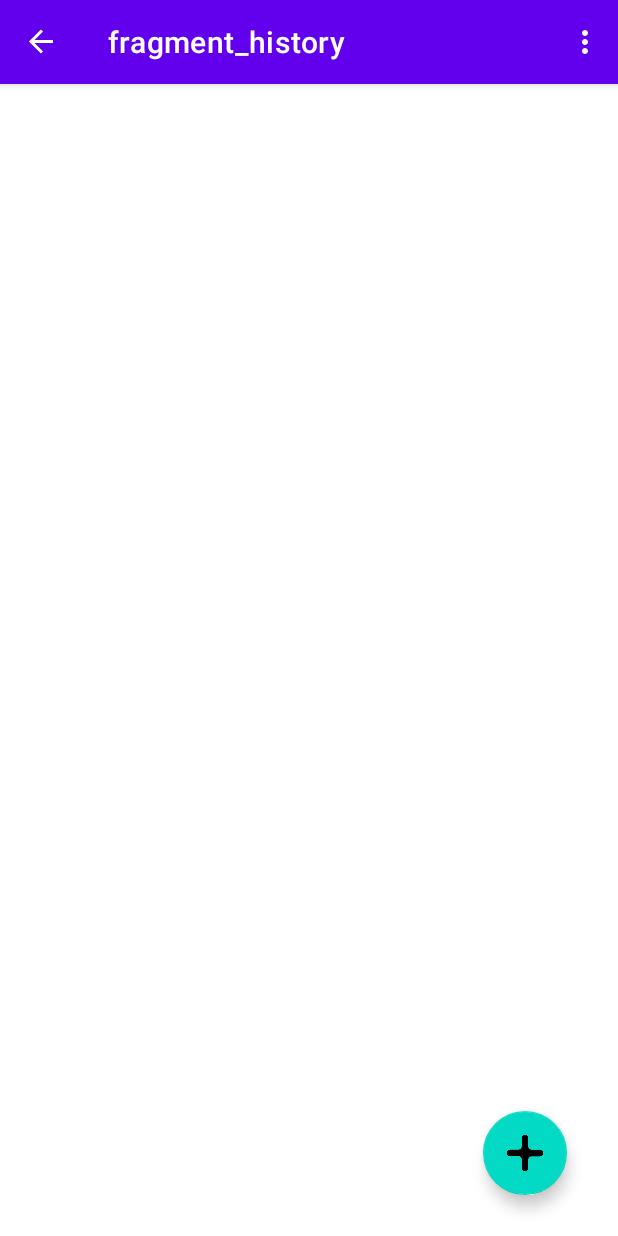
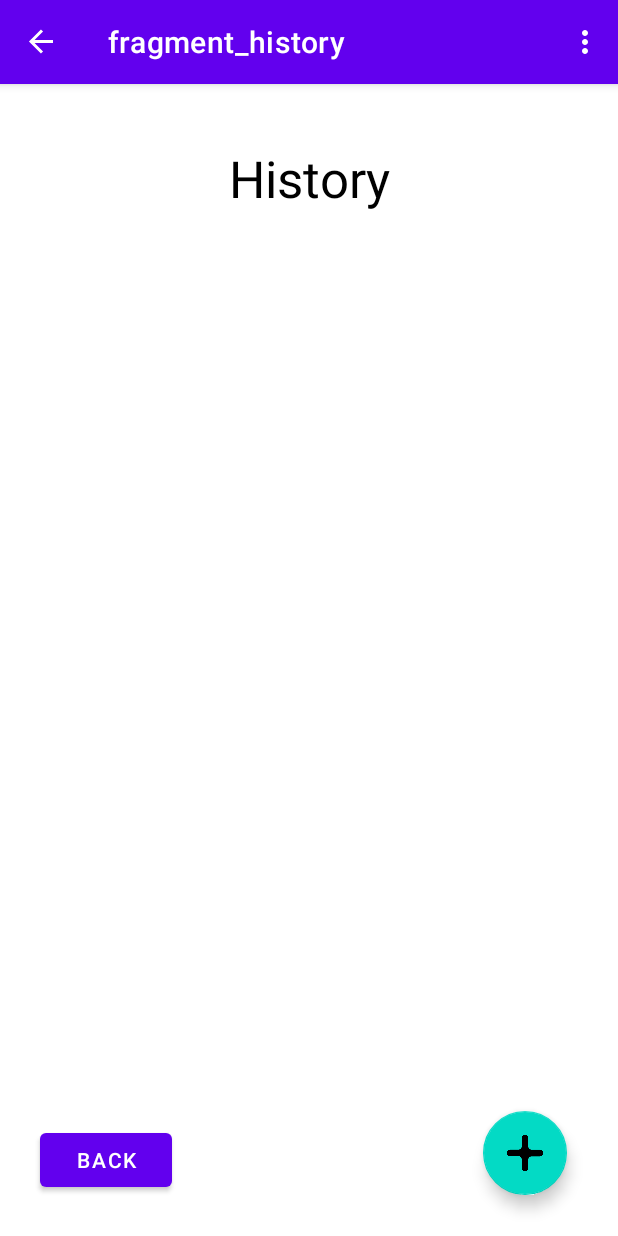
Before and after one commit to SumukhP-dev/MyMoneyTracker_App, an Android app: the screen it shows after launch (MainActivity), after a tap on "HISTORY", on a phone screen of 412 x 824 dp. Run offline under Robolectric (Android 15) with nearby library versions, the phone set to English and light mode, and no system bars; our stand-ins replace navigation-ui; Roboto replaces fonts that are not available here.

Commit message:
Added back buttons

```diff
--- a/app/src/main/java/com/example/mymoneytracker/ui/history/HistoryFragment.kt
+++ b/app/src/main/java/com/example/mymoneytracker/ui/history/HistoryFragment.kt
@@ -1,20 +1,23 @@
 package com.example.mymoneytracker.ui.history
 
-import android.app.AlertDialog
-import android.app.Dialog
-import androidx.lifecycle.ViewModelProvider
 import android.os.Bundle
-import androidx.fragment.app.Fragment
 import android.view.LayoutInflater
 import android.view.View
 import android.view.ViewGroup
-import android.widget.Button
-import androidx.fragment.app.DialogFragment
+import android.widget.BaseAdapter
+import android.widget.ListView
+import android.widget.TextView
+import androidx.fragment.app.Fragment
+import androidx.lifecycle.ViewModelProvider
 import androidx.navigation.fragment.findNavController
+import androidx.recyclerview.widget.RecyclerView
 import com.example.mymoneytracker.R
 import com.example.mymoneytracker.databinding.ActivityMainBinding
-import com.google.android.material.floatingactionbutton.FloatingActionButton
-import com.google.android.material.snackbar.Snackbar
+import com.example.mymoneytracker.databinding.FragmentHomeBinding
+import com.example.mymoneytracker.ui.home.HomeViewModel
+import java.security.AccessController.getContext
+import com.example.mymoneytracker.databinding.FragmentHistoryBinding
+
 
 class HistoryFragment : Fragment() {
 
@@ -23,15 +26,23 @@ class HistoryFragment : Fragment() {
     }
 
     private lateinit var viewModel: HistoryViewModel
-    private lateinit var binding: ActivityMainBinding
-
+    private var _binding: FragmentHistoryBinding? = null
+    private val binding get() = _binding!!
     override fun onCreateView(
-        inflater: LayoutInflater, container: ViewGroup?,
+        inflater: LayoutInflater,
+        container: ViewGroup?,
         savedInstanceState: Bundle?
     ): View? {
-        binding = ActivityMainBinding.inflate(layoutInflater)
-        return inflater.inflate(R.layout.fragment_history, container, false)
+        _binding = FragmentHistoryBinding.inflate(inflater, container, false)
+        val root: View = binding.root
+
+        binding.BackHistoryButton.setOnClickListener {
+            findNavController().navigate(R.id.action_historyFragment_to_nav_home)
+        }
+
+        return root
     }
+
 
     override fun onViewCreated(view: View, savedInstanceState: Bundle?) {
         super.onViewCreated(view, savedInstanceState)
--- a/app/src/main/res/layout/fragment_history.xml
+++ b/app/src/main/res/layout/fragment_history.xml
@@ -19,4 +19,28 @@
         app:layout_constraintStart_toStartOf="parent"
         app:layout_constraintTop_toTopOf="parent"
         app:layout_constraintVertical_bias="0.962" />
+
+    <TextView
+        android:id="@+id/textView8"
+        android:layout_width="wrap_content"
+        android:layout_height="wrap_content"
+        android:layout_marginTop="40dp"
+        android:text="History"
+        android:textColor="#000000"
+        android:textSize="34sp"
+        app:layout_constraintEnd_toEndOf="parent"
+        app:layout_constraintStart_toStartOf="parent"
+        app:layout_constraintTop_toTopOf="parent" />
+
+    <Button
+        android:id="@+id/BackHistoryButton"
+        android:layout_width="wrap_content"
+        android:layout_height="wrap_content"
+        android:text="Back"
+        app:layout_constraintBottom_toBottomOf="parent"
+        app:layout_constraintEnd_toStartOf="@+id/addFAB"
+        app:layout_constraintHorizontal_bias="0.115"
+        app:layout_constraintStart_toStartOf="parent"
+        app:layout_constraintTop_toTopOf="parent"
+        app:layout_constraintVertical_bias="0.963" />
 </androidx.constraintlayout.widget.ConstraintLayout>
--- /dev/null
+++ b/app/src/main/res/layout/text_row_item.xml
@@ -0,0 +1,6 @@
+<?xml version="1.0" encoding="utf-8"?>
+<androidx.constraintlayout.widget.ConstraintLayout xmlns:android="http://schemas.android.com/apk/res/android"
+    android:layout_width="match_parent"
+    android:layout_height="match_parent">
+
+</androidx.constraintlayout.widget.ConstraintLayout>
```
Also changed, not shown: app/src/main/java/com/example/mymoneytracker/ui/addData/AddDataFragment.kt (+12 -2 lines), app/src/main/java/com/example/mymoneytracker/ui/summary/SummaryFragment.kt (+13 -1 lines), app/src/main/res/layout/fragment_add_data.xml (+28 -0 lines), app/src/main/res/layout/fragment_summary.xml (+24 -5 lines).
